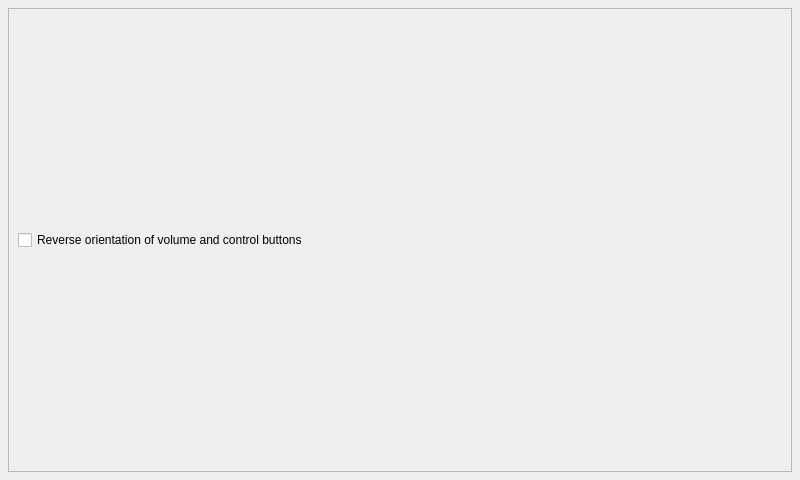
First picture: the form in pirpreferencesform.ui, repository jpietrzak8/Pierogi, before the edit.
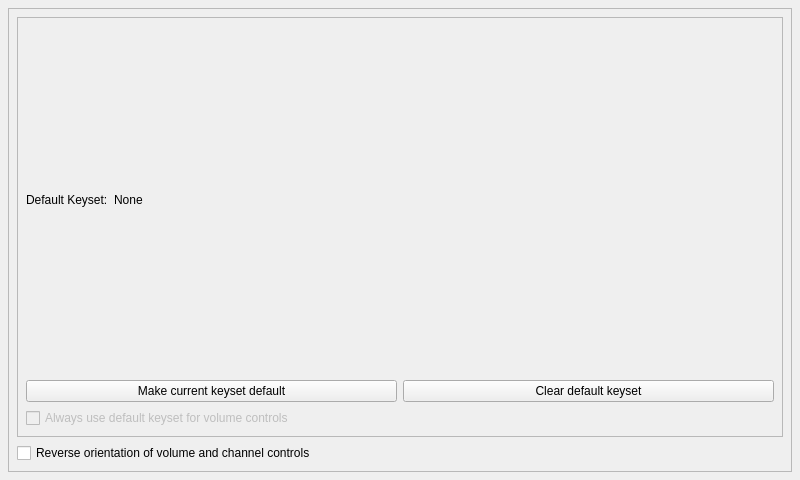
Second picture: the form after the edit.

Diff of the .ui file:
```diff
--- a/pirpreferencesform.ui
+++ b/pirpreferencesform.ui
@@ -32,10 +32,85 @@
        </rect>
       </property>
       <layout class="QVBoxLayout" name="verticalLayout">
+       <property name="margin">
+        <number>8</number>
+       </property>
+       <item>
+        <widget class="QFrame" name="frame">
+         <property name="frameShape">
+          <enum>QFrame::StyledPanel</enum>
+         </property>
+         <property name="frameShadow">
+          <enum>QFrame::Raised</enum>
+         </property>
+         <layout class="QGridLayout" name="gridLayout_2">
+          <property name="margin">
+           <number>8</number>
+          </property>
+          <item row="0" column="0" colspan="2">
+           <layout class="QHBoxLayout" name="horizontalLayout">
+            <property name="sizeConstraint">
+             <enum>QLayout::SetDefaultConstraint</enum>
+            </property>
+            <item>
+             <widget class="QLabel" name="defaultKeysetLabel">
+              <property name="sizePolicy">
+               <sizepolicy hsizetype="Minimum" vsizetype="Minimum">
+                <horstretch>0</horstretch>
+                <verstretch>0</verstretch>
+               </sizepolicy>
+              </property>
+              <property name="text">
+               <string>Default Keyset:</string>
+              </property>
+             </widget>
+            </item>
+            <item>
+             <widget class="QLabel" name="defaultKeysetNameLabel">
+              <property name="sizePolicy">
+               <sizepolicy hsizetype="Expanding" vsizetype="Minimum">
+                <horstretch>0</horstretch>
+                <verstretch>0</verstretch>
+               </sizepolicy>
+              </property>
+              <property name="text">
+               <string>None</string>
+              </property>
+             </widget>
+            </item>
+           </layout>
+          </item>
+          <item row="1" column="0">
+           <widget class="QPushButton" name="setDefaultButton">
+            <property name="text">
+             <string>Make current keyset default</string>
+            </property>
+           </widget>
+          </item>
+          <item row="1" column="1">
+           <widget class="QPushButton" name="clearDefaultButton">
+            <property name="text">
+             <string>Clear default keyset</string>
+            </property>
+           </widget>
+          </item>
+          <item row="2" column="0" colspan="2">
+           <widget class="QCheckBox" name="useDefaultCheckBox">
+            <property name="enabled">
+             <bool>false</bool>
+            </property>
+            <property name="text">
+             <string>Always use default keyset for volume controls</string>
+            </property>
+           </widget>
+          </item>
+         </layout>
+        </widget>
+       </item>
        <item>
         <widget class="QCheckBox" name="altMainCheckBox">
          <property name="text">
-          <string>Reverse orientation of volume and control buttons</string>
+          <string>Reverse orientation of volume and channel controls</string>
          </property>
         </widget>
        </item>
```
Left out of the diff: 3 changed lines with no effect on the pictures.
